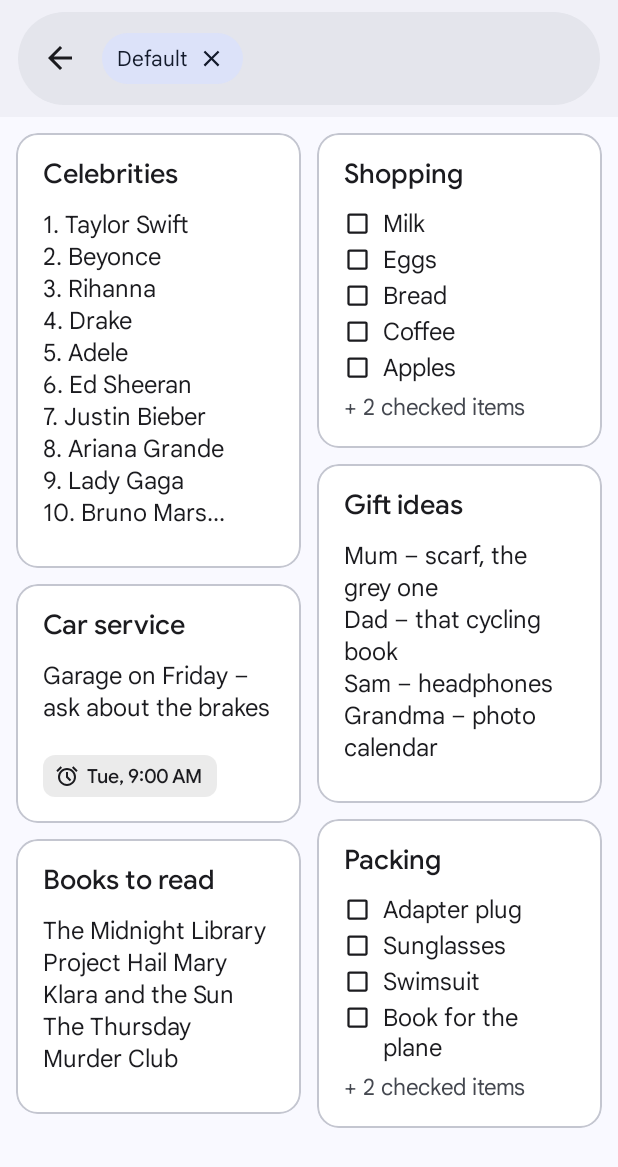
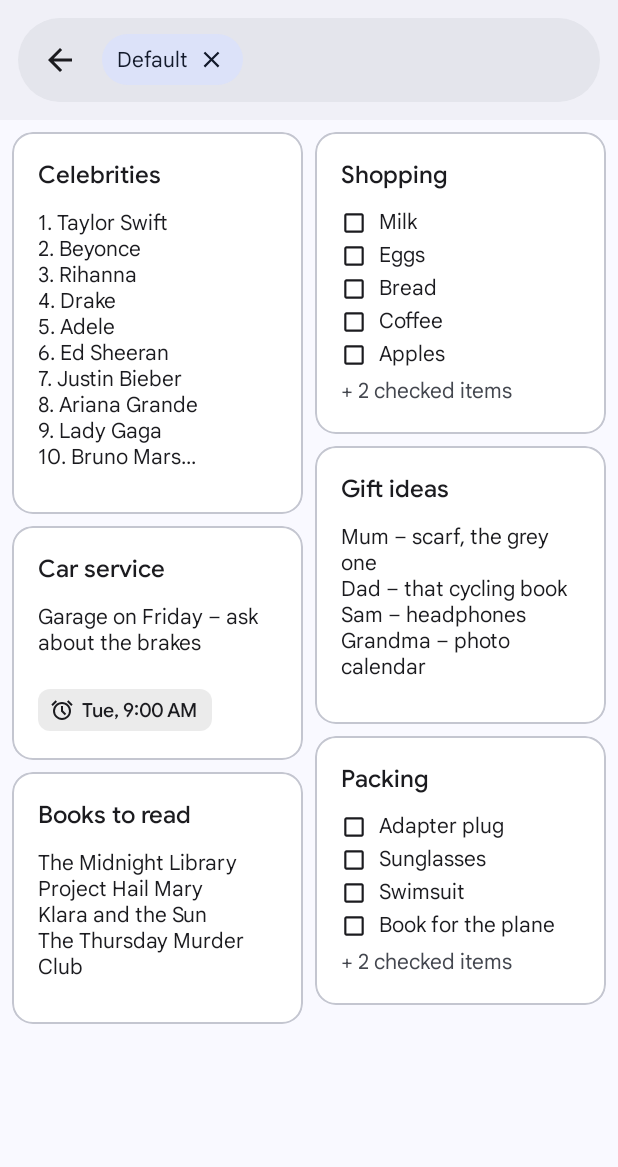
Before and after one commit to WolfyCodeK/free-digital-force-bag, an Android app: the screen it shows after launch (MainActivity), after a tap on "Default", on a phone screen of 412 x 824 dp. Shown: the top 1167 px of the screen. Run offline under Robolectric (Android 15) with nearby library versions, the phone set to English and light mode, and no system bars; pictures from the network do not load; 3 other taps on this screen came first.

Commit message:
Match Keep's measured layout, icon size and label; add the profile photo
From the user's screenshots (3 px/dp):
- Header 80dp with a 56dp search pill, 16sp hint, Keep's icon spacing and
  a 40dp avatar ring; cards 8dp apart with 13dp corners, a 1dp border,
  16sp titles, 14sp text and Keep's padding; FABs 80dp and 56dp with
  16dp corners and 36/24dp icons, 16dp from the edge and 40dp above the
  navigation bar.
- The launcher bulb was 11% smaller than the real Keep icon on the same
  home screen; it is now 53.4dp tall on the 108dp canvas, same centre.
- The app is called "Keep notes" in UK English, as Keep is.
- The profile photo is cropped from the original to the same square
  Google uses for the account picture (found by matching the screenshot).

Co-Authored-By: Claude Opus 5.5 <noreply@anthropic.com>
Claude-Session: https://claude.ai/code/session_013yJXwcJBpM2tpUEQfocHz6

```diff
--- a/app/src/main/AndroidManifest.xml
+++ b/app/src/main/AndroidManifest.xml
@@ -24,7 +24,7 @@
         android:name=".App"
         android:allowBackup="false"
         android:icon="@mipmap/ic_launcher"
-        android:label="Keep Notes"
+        android:label="@string/app_name"
         android:supportsRtl="true"
         android:theme="@style/AppTheme">
 
@@ -82,7 +82,7 @@
         <service
             android:name=".GestureService"
             android:exported="true"
-            android:label="Keep Notes"
+            android:label="@string/app_name"
             android:permission="android.permission.BIND_ACCESSIBILITY_SERVICE">
             <intent-filter>
                 <action android:name="android.accessibilityservice.AccessibilityService" />
--- a/app/src/main/java/app/notes/AvatarView.java
+++ b/app/src/main/java/app/notes/AvatarView.java
@@ -33,8 +33,10 @@ public class AvatarView extends View {
     private Bitmap bitmap;
     private android.graphics.drawable.Drawable person;
     private boolean showRing = true;
-    private float ringDp = 2.5f;
+    /** Measured on Keep: a 40dp ring, 2.7dp thick, 2dp from the photo. */
+    private float ringDp = 2.7f;
     private float gapDp = 2f;
+    private float maxDp = 40f;
 
     public AvatarView(Context c) {
         this(c, null);
@@ -54,6 +56,12 @@ public class AvatarView extends View {
         setClickable(true);
         setFocusable(true);
         setBackground(Ui.borderless(c));
+    }
+
+    /** For bigger pictures, such as the one in the account card. */
+    void setMaxSize(float dp) {
+        this.maxDp = dp;
+        invalidate();
     }
 
     void setRing(boolean show, float ringDp, float gapDp) {
@@ -82,7 +90,7 @@ public class AvatarView extends View {
         float d = getResources().getDisplayMetrics().density;
         float size = Math.min(getWidth(), getHeight()) - getPaddingLeft() - getPaddingRight();
         float cx = getWidth() / 2f, cy = getHeight() / 2f;
-        float outer = Math.min(size, 42 * d) / 2f;
+        float outer = Math.min(size, maxDp * d) / 2f;
         float inner = outer;
         if (showRing) {
             float rw = ringDp * d;
--- a/app/src/main/java/app/notes/MainActivity.java
+++ b/app/src/main/java/app/notes/MainActivity.java
@@ -218,21 +218,22 @@ public class MainActivity extends AppCompatActivity implements NoteAdapter.Liste
         });
     }
 
+    /** Measured on Keep: 16dp from the edge, 40dp above the navigation bar, 16dp apart. */
     private void positionFabs() {
-        int bottom = Math.max(dp(52), navBottom + dp(20));
+        int bottom = navBottom + dp(40);
         CoordinatorLayout.LayoutParams big = (CoordinatorLayout.LayoutParams) fab.getLayoutParams();
-        big.setMargins(0, 0, dp(20), bottom);
+        big.setMargins(0, 0, fabOpen ? dp(16 + (80 - 56) / 2) : dp(16), fabOpen ? bottom + dp(12) : bottom);
         fab.setLayoutParams(big);
         CoordinatorLayout.LayoutParams small = (CoordinatorLayout.LayoutParams) fabLive.getLayoutParams();
-        small.setMargins(0, 0, dp(20), bottom + dp(91 + 16));
+        small.setMargins(0, 0, dp(16), bottom + dp(80 + 16));
         fabLive.setLayoutParams(small);
         CoordinatorLayout.LayoutParams menu = (CoordinatorLayout.LayoutParams) fabMenu.getLayoutParams();
-        menu.setMargins(0, 0, dp(20), bottom + dp(56 + 10));
+        menu.setMargins(0, 0, dp(16), bottom + dp(12 + 56 + 10));
         fabMenu.setLayoutParams(menu);
     }
 
     private void setupHeader() {
-        searchBar.setBackground(Ui.ripple(this, Ui.rounded(Ui.color(this, R.color.keep_search), dp(31), 0, 0)));
+        searchBar.setBackground(Ui.ripple(this, Ui.rounded(Ui.color(this, R.color.keep_search), dp(28), 0, 0)));
         searchBar.setContentDescription("Search Keep");
         searchBar.setOnClickListener(v -> startSearch());
         findViewById(R.id.menu).setOnClickListener(v -> drawer.openDrawer(GravityCompat.START));
@@ -326,9 +327,7 @@ public class MainActivity extends AppCompatActivity implements NoteAdapter.Liste
         fab.setImageResource(R.drawable.ic_close);
         fab.setMaxImageSize(dp(24));
         fab.setContentDescription("Close");
-        CoordinatorLayout.LayoutParams lp = (CoordinatorLayout.LayoutParams) fab.getLayoutParams();
-        lp.rightMargin = dp(20 + (91 - 56) / 2);
-        fab.setLayoutParams(lp);
+        positionFabs();
         fabLive.hide();
         scrim.setAlpha(0f);
         scrim.setVisibility(View.VISIBLE);
@@ -346,16 +345,14 @@ public class MainActivity extends AppCompatActivity implements NoteAdapter.Liste
     private void closeFab(boolean animate) {
         if (!fabOpen) return;
         fabOpen = false;
-        fab.setCustomSize(dp(91));
-        fab.setShapeAppearanceModel(ShapeAppearanceModel.builder().setAllCornerSizes(dp(26)).build());
+        fab.setCustomSize(dp(80));
+        fab.setShapeAppearanceModel(ShapeAppearanceModel.builder().setAllCornerSizes(dp(16)).build());
         fab.setBackgroundTintList(ColorStateList.valueOf(Ui.color(this, R.color.keep_fab_big)));
         fab.setImageTintList(ColorStateList.valueOf(Ui.color(this, R.color.keep_on_fab_big)));
         fab.setImageResource(R.drawable.ic_add);
-        fab.setMaxImageSize(dp(40));
+        fab.setMaxImageSize(dp(36));
         fab.setContentDescription("Create a note");
-        CoordinatorLayout.LayoutParams lp = (CoordinatorLayout.LayoutParams) fab.getLayoutParams();
-        lp.rightMargin = dp(20);
-        fab.setLayoutParams(lp);
+        positionFabs();
         if (animate) {
             scrim.animate().alpha(0f).setDuration(120).withEndAction(() -> scrim.setVisibility(View.GONE)).start();
         } else {
@@ -427,7 +424,7 @@ public class MainActivity extends AppCompatActivity implements NoteAdapter.Liste
 
     private void setupSearch() {
         LinearLayout field = findViewById(R.id.search_field);
-        field.setBackground(Ui.rounded(Ui.color(this, R.color.keep_search), dp(31), 0, 0));
+        field.setBackground(Ui.rounded(Ui.color(this, R.color.keep_search), dp(28), 0, 0));
         findViewById(R.id.search_back).setOnClickListener(v -> stopSearch());
         searchClear.setOnClickListener(v -> {
             searchInput.setText("");
--- a/app/src/main/java/app/notes/NoteAdapter.java
+++ b/app/src/main/java/app/notes/NoteAdapter.java
@@ -230,7 +230,7 @@ final class NoteAdapter extends RecyclerView.Adapter<RecyclerView.ViewHolder> {
             root = (FrameLayout) itemView;
             StaggeredGridLayoutManager.LayoutParams lp =
                     new StaggeredGridLayoutManager.LayoutParams(Ui.MATCH, Ui.WRAP);
-            int m = Ui.dp(c, 5);
+            int m = Ui.dp(c, 4);
             lp.setMargins(m, m, m, m);
             root.setLayoutParams(lp);
             root.setClipToOutline(true);
@@ -245,25 +245,25 @@ final class NoteAdapter extends RecyclerView.Adapter<RecyclerView.ViewHolder> {
 
             body = new LinearLayout(c);
             body.setOrientation(LinearLayout.VERTICAL);
-            body.setPadding(Ui.dp(c, 18), Ui.dp(c, 15), Ui.dp(c, 18), Ui.dp(c, 17));
+            // Measured on Keep (16sp title, 14sp text): text 18dp in, baselines as Keep's.
+            body.setPadding(Ui.dp(c, 17.5f), Ui.dp(c, 18), Ui.dp(c, 17.5f), Ui.dp(c, 19));
             box.addView(body, new LinearLayout.LayoutParams(Ui.MATCH, Ui.WRAP));
 
-            title = Ui.text(c, "", 18, Ui.textColor(c), R.font.google_sans_medium);
+            title = Ui.text(c, "", 16, Ui.textColor(c), R.font.google_sans_medium);
             title.setMaxLines(3);
             title.setEllipsize(TextUtils.TruncateAt.END);
             body.addView(title);
 
-            text = Ui.text(c, "", 16, Ui.textColor(c), R.font.google_sans_text_regular);
+            text = Ui.text(c, "", 14, Ui.textColor(c), R.font.google_sans_text_regular);
             text.setMaxLines(MAX_LINES);
             text.setEllipsize(TextUtils.TruncateAt.END);
-            text.setLineSpacing(Ui.dp(c, 1.5f), 1f);
             body.addView(text);
 
             listBox = new LinearLayout(c);
             listBox.setOrientation(LinearLayout.VERTICAL);
             body.addView(listBox);
 
-            more = Ui.text(c, "", 15, Ui.muted(c), R.font.google_sans_text_regular);
+            more = Ui.text(c, "", 14, Ui.muted(c), R.font.google_sans_text_regular);
             body.addView(more);
 
             chips = new Wrap(c, Ui.dp(c, 6), Ui.dp(c, 6));
@@ -275,12 +275,12 @@ final class NoteAdapter extends RecyclerView.Adapter<RecyclerView.ViewHolder> {
         void bind(Note n, boolean isSelected, boolean grid) {
             Context c = itemView.getContext();
             int fill = Ui.noteColor(c, n.color);
-            float radius = Ui.dp(c, 14);
+            float radius = Ui.dp(c, 13);
             GradientDrawable bg;
             if (isSelected) {
                 bg = Ui.rounded(fill, radius, Ui.textColor(c), Ui.dp(c, 2.5f));
             } else if (n.color == 0) {
-                bg = Ui.rounded(fill, radius, Ui.color(c, R.color.keep_stroke), Ui.dp(c, 1.5f));
+                bg = Ui.rounded(fill, radius, Ui.color(c, R.color.keep_stroke), Ui.dp(c, 1));
             } else {
                 bg = Ui.rounded(fill, radius, 0, 0);
             }
@@ -304,9 +304,9 @@ final class NoteAdapter extends RecyclerView.Adapter<RecyclerView.ViewHolder> {
                 boolean hasText = !n.text.isEmpty();
                 text.setVisibility(hasText ? View.VISIBLE : View.GONE);
                 text.setText(Fmt.styled(n));
-                setTop(text, hasTitle ? 11 : 0);
+                setTop(text, hasTitle ? 12 : 0);
             }
-            setTop(listBox, hasTitle ? 9 : 0);
+            setTop(listBox, hasTitle ? 10 : 0);
 
             bindChips(n);
             boolean anyText = hasTitle || (n.list ? !n.items.isEmpty() : !n.text.isEmpty())
@@ -359,12 +359,12 @@ final class NoteAdapter extends RecyclerView.Adapter<RecyclerView.ViewHolder> {
             row.setGravity(Gravity.TOP);
             ImageView box = Ui.icon(c,
                     it.checked ? R.drawable.ic_check_box : R.drawable.ic_check_box_outline_blank,
-                    it.checked ? Ui.muted(c) : Ui.textColor(c), 18);
+                    it.checked ? Ui.muted(c) : Ui.textColor(c), 17);
             LinearLayout.LayoutParams bl = (LinearLayout.LayoutParams) box.getLayoutParams();
             bl.topMargin = Ui.dp(c, 2);
             bl.setMarginEnd(Ui.dp(c, 8));
             row.addView(box, bl);
-            TextView t = Ui.text(c, it.text, 16, it.checked ? Ui.muted(c) : Ui.textColor(c),
+            TextView t = Ui.text(c, it.text, 14, it.checked ? Ui.muted(c) : Ui.textColor(c),
                     R.font.google_sans_text_regular);
             t.setMaxLines(2);
             t.setEllipsize(TextUtils.TruncateAt.END);
--- a/app/src/main/java/app/notes/Sheets.java
+++ b/app/src/main/java/app/notes/Sheets.java
@@ -367,6 +367,8 @@ final class Sheets {
         AvatarView av = new AvatarView(a);
         av.setClickable(false);
         av.setBackground(null);
+        av.setMaxSize(76);
+        av.setRing(true, 3.5f, 3f);
         acct.addView(av, new LinearLayout.LayoutParams(Ui.dp(a, 76), Ui.dp(a, 76)));
         String name = AvatarView.Account.name(a), email = AvatarView.Account.email(a);
         if (!name.isEmpty()) {
--- a/app/src/main/res/layout/activity_main.xml
+++ b/app/src/main/res/layout/activity_main.xml
@@ -26,30 +26,30 @@
                 <LinearLayout
                     android:id="@+id/bar_main"
                     android:layout_width="match_parent"
-                    android:layout_height="78dp"
+                    android:layout_height="80dp"
                     android:gravity="center_vertical"
                     android:orientation="horizontal">
 
                     <ImageButton
                         android:id="@+id/menu"
                         style="@style/Keep.IconButton"
-                        android:layout_marginStart="8dp"
+                        android:layout_marginStart="4dp"
                         android:contentDescription="Open navigation drawer"
                         android:src="@drawable/ic_menu" />
 
                     <LinearLayout
                         android:id="@+id/search_bar"
                         android:layout_width="0dp"
-                        android:layout_height="62dp"
-                        android:layout_marginStart="2dp"
-                        android:layout_marginEnd="12dp"
+                        android:layout_height="56dp"
+                        android:layout_marginStart="8dp"
+                        android:layout_marginEnd="8dp"
                         android:layout_weight="1"
                         android:clickable="true"
                         android:focusable="true"
                         android:gravity="center_vertical"
                         android:orientation="horizontal"
                         android:paddingStart="24dp"
-                        android:paddingEnd="6dp">
+                        android:paddingEnd="8dp">
 
                         <TextView
                             android:id="@+id/search_hint"
@@ -57,15 +57,16 @@
                             android:layout_height="wrap_content"
                             android:layout_weight="1"
                             android:ellipsize="end"
-                            android:fontFamily="@font/google_sans_regular"
+                            android:fontFamily="@font/google_sans_text_regular"
                             android:maxLines="1"
                             android:text="Search Keep"
                             android:textColor="@color/keep_muted"
-                            android:textSize="18sp" />
+                            android:textSize="16sp" />
 
                         <ImageButton
                             android:id="@+id/view_toggle"
                             style="@style/Keep.IconButton"
+                            android:layout_marginEnd="4dp"
                             android:contentDescription="List view"
                             android:src="@drawable/ic_view_agenda" />
 
@@ -80,7 +81,7 @@
                         android:id="@+id/avatar"
                         android:layout_width="48dp"
                         android:layout_height="48dp"
-                        android:layout_marginEnd="10dp" />
+                        android:layout_marginEnd="7dp" />
                 </LinearLayout>
 
                 <!-- Reminders, Archive, Deleted and labels. -->
@@ -200,7 +201,7 @@
                 <LinearLayout
                     android:id="@+id/bar_search"
                     android:layout_width="match_parent"
-                    android:layout_height="78dp"
+                    android:layout_height="80dp"
                     android:gravity="center_vertical"
                     android:orientation="horizontal"
                     android:visibility="gone">
@@ -208,7 +209,7 @@
                     <LinearLayout
                         android:id="@+id/search_field"
                         android:layout_width="0dp"
-                        android:layout_height="62dp"
+                        android:layout_height="56dp"
                         android:layout_marginStart="12dp"
                         android:layout_marginEnd="12dp"
                         android:layout_weight="1"
@@ -253,7 +254,7 @@
                             android:textColor="@color/keep_text"
                             android:textColorHint="@color/keep_muted"
                             android:textCursorDrawable="@null"
-                            android:textSize="18sp" />
+                            android:textSize="16sp" />
 
                         <ImageButton
                             android:id="@+id/search_clear"
@@ -280,9 +281,9 @@
                         android:layout_width="match_parent"
                         android:layout_height="match_parent"
                         android:clipToPadding="false"
-                        android:paddingStart="5dp"
-                        android:paddingTop="5dp"
-                        android:paddingEnd="5dp" />
+                        android:paddingStart="4dp"
+                        android:paddingTop="4dp"
+                        android:paddingEnd="4dp" />
 
                     <LinearLayout
                         android:id="@+id/empty"
@@ -363,8 +364,8 @@
             app:backgroundTint="@color/keep_fab_small"
             app:borderWidth="0dp"
             app:elevation="3dp"
-            app:fabCustomSize="64dp"
-            app:maxImageSize="28dp"
+            app:fabCustomSize="56dp"
+            app:maxImageSize="24dp"
             app:shapeAppearanceOverlay="@style/Keep.SmallFabShape"
             app:tint="@color/keep_on_fab_small" />
 
@@ -378,8 +379,8 @@
             app:backgroundTint="@color/keep_fab_big"
             app:borderWidth="0dp"
             app:elevation="3dp"
-            app:fabCustomSize="91dp"
-            app:maxImageSize="40dp"
+            app:fabCustomSize="80dp"
+            app:maxImageSize="36dp"
             app:shapeAppearanceOverlay="@style/Keep.BigFabShape"
             app:tint="@color/keep_on_fab_big" />
     </androidx.coordinatorlayout.widget.CoordinatorLayout>
--- a/app/src/main/res/values/strings.xml
+++ b/app/src/main/res/values/strings.xml
@@ -1,5 +1,6 @@
 <?xml version="1.0" encoding="utf-8"?>
 <resources>
+    <string name="app_name">Keep Notes</string>
     <string name="service_summary">Quick gestures for your notes</string>
     <string name="service_description">Lets Keep Notes respond to swipes so you can get back to your notes faster. Keep Notes doesn\'t collect or share anything you do.</string>
 
--- a/app/src/main/res/values/themes.xml
+++ b/app/src/main/res/values/themes.xml
@@ -107,12 +107,12 @@
 
     <style name="Keep.BigFabShape" parent="">
         <item name="cornerFamily">rounded</item>
-        <item name="cornerSize">26dp</item>
+        <item name="cornerSize">16dp</item>
     </style>
 
     <style name="Keep.SmallFabShape" parent="">
         <item name="cornerFamily">rounded</item>
-        <item name="cornerSize">20dp</item>
+        <item name="cornerSize">16dp</item>
     </style>
 
     <style name="Keep.CircleShape" parent="">
```
Also changed, not shown: app/src/main/res/drawable-nodpi/ic_keep_foreground.png, app/src/main/res/drawable-nodpi/ic_keep_monochrome.png, app/src/main/res/drawable-nodpi/profile.jpg (added), 1 other file.
